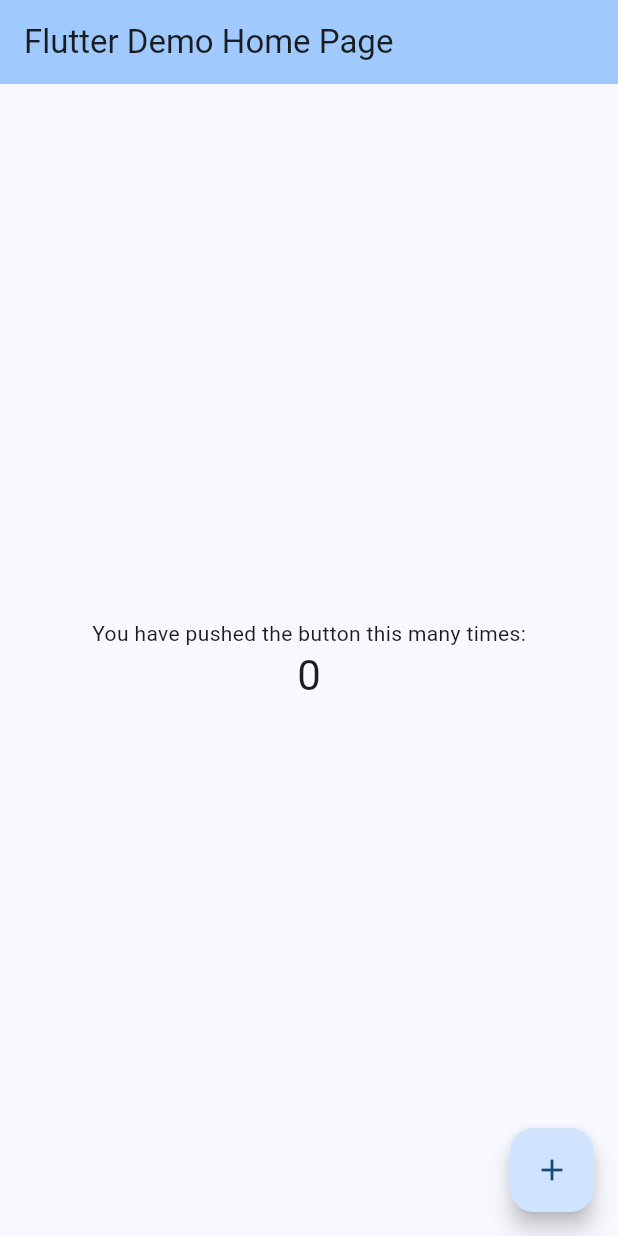
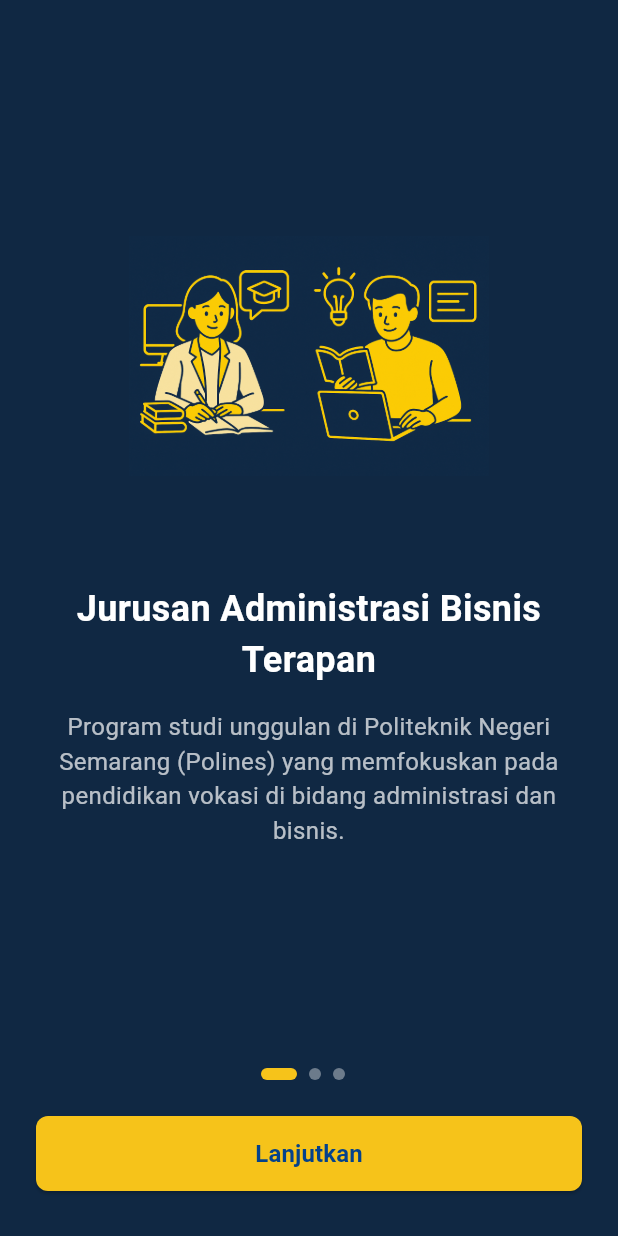
Before and after one commit to whyuhurtz/polines_app, a Flutter app: the screen it shows after launch, on a phone screen of 412 x 824 dp. Run offline on Flutter 3.47's test engine with Material 3 defaults, Android fonts, the phone set to English and light mode, and no system bars; our stand-ins replace google_nav_bar.

Commit message:
Tambah splash screen dan bottom navbar.

```diff
--- a/lib/main.dart
+++ b/lib/main.dart
@@ -1,4 +1,6 @@
 import 'package:flutter/material.dart';
+import 'package:polines_app/features/home/presentation/screens/home_screen.dart';
+import 'package:polines_app/presentation/screens/splash_screen.dart';
 
 void main() {
   runApp(const MyApp());
@@ -11,98 +13,19 @@
   @override
   Widget build(BuildContext context) {
     return MaterialApp(
+      debugShowCheckedModeBanner: false,
       title: 'Polines App',
       theme: ThemeData(
         colorScheme: ColorScheme.fromSeed(seedColor: Colors.blue),
         useMaterial3: true
       ),
-      home: const MyHomePage(title: 'Flutter Demo Home Page'),
+      home: const SplashScreen(),
+      routes: {
+        '/home': (context) => const HomeScreen(),
+        // '/jurusan': (context) => const JurusanScreen(),
+        // '/prodi': (context) => const ProdiScreen(),
+        // '/fasilitas': (context) => const FasilitasScreen(),
+      },
     );
   }
 }
-
-class MyHomePage extends StatefulWidget {
-  const MyHomePage({super.key, required this.title});
-
-  // This widget is the home page of your application. It is stateful, meaning
-  // that it has a State object (defined below) that contains fields that affect
-  // how it looks.
-
-  // This class is the configuration for the state. It holds the values (in this
-  // case the title) provided by the parent (in this case the App widget) and
-  // used by the build method of the State. Fields in a Widget subclass are
-  // always marked "final".
-
-  final String title;
-
-  @override
-  State<MyHomePage> createState() => _MyHomePageState();
-}
-
-class _MyHomePageState extends State<MyHomePage> {
-  int _counter = 0;
-
-  void _incrementCounter() {
-    setState(() {
-      // This call to setState tells the Flutter framework that something has
-      // changed in this State, which causes it to rerun the build method below
-      // so that the display can reflect the updated values. If we changed
-      // _counter without calling setState(), then the build method would not be
-      // called again, and so nothing would appear to happen.
-      _counter++;
-    });
-  }
-
-  @override
-  Widget build(BuildContext context) {
-    // This method is rerun every time setState is called, for instance as done
-    // by the _incrementCounter method above.
-    //
-    // The Flutter framework has been optimized to make rerunning build methods
-    // fast, so that you can just rebuild anything that needs updating rather
-    // than having to individually change instances of widgets.
-    return Scaffold(
-      appBar: AppBar(
-        // TRY THIS: Try changing the color here to a specific color (to
-        // Colors.amber, perhaps?) and trigger a hot reload to see the AppBar
-        // change color while the other colors stay the same.
-        backgroundColor: Theme.of(context).colorScheme.inversePrimary,
-        // Here we take the value from the MyHomePage object that was created by
-        // the App.build method, and use it to set our appbar title.
-        title: Text(widget.title),
-      ),
-      body: Center(
-        // Center is a layout widget. It takes a single child and positions it
-        // in the middle of the parent.
-        child: Column(
-          // Column is also a layout widget. It takes a list of children and
-          // arranges them vertically. By default, it sizes itself to fit its
-          // children horizontally, and tries to be as tall as its parent.
-          //
-          // Column has various properties to control how it sizes itself and
-          // how it positions its children. Here we use mainAxisAlignment to
-          // center the children vertically; the main axis here is the vertical
-          // axis because Columns are vertical (the cross axis would be
-          // horizontal).
-          //
-          // TRY THIS: Invoke "debug painting" (choose the "Toggle Debug Paint"
-          // action in the IDE, or press "p" in the console), to see the
-          // wireframe for each widget.
-          mainAxisAlignment: MainAxisAlignment.center,
-          children: <Widget>[
-            const Text('You have pushed the button this many times:'),
-            Text(
-              '$_counter',
-              style: Theme.of(context).textTheme.headlineMedium,
-            ),
-          ],
-        ),
-      ),
-      floatingActionButton: FloatingActionButton(
-        onPressed: _incrementCounter,
-        tooltip: 'Increment',
-        child: const Icon(Icons.add),
-      ), // This trailing comma makes auto-formatting nicer for build methods.
-    );
-  }
-}
--- /dev/null
+++ b/lib/presentation/screens/splash_screen.dart
@@ -0,0 +1,160 @@
+import 'package:flutter/material.dart';
+import 'package:polines_app/features/home/presentation/screens/home_screen.dart';
+
+class SplashScreen extends StatefulWidget {
+  const SplashScreen({super.key});
+
+  @override
+  State<SplashScreen> createState() => _SplashScreenState();
+}
+
+class _SplashScreenState extends State<SplashScreen> {
+  // Track which splash screen we are showing
+  int _currentSplashIndex = 0;
+
+  // List of splash contents
+  final List<Map<String, dynamic>> _splashData = [
+    {
+      'title': 'Jurusan Administrasi Bisnis Terapan',
+      'description': 'Program studi unggulan di Politeknik Negeri Semarang (Polines) yang memfokuskan pada pendidikan vokasi di bidang administrasi dan bisnis.',
+      'image': 'assets/images/splash_design1.png',
+      'buttonText': 'Lanjutkan'
+    },
+    {
+      'title': 'Lulusan Berkualitas',
+      'description': 'Menghasilkan lulusan yang siap kerja dengan kompetensi unggul di bidang administrasi bisnis, manajemen, dan keuangan.',
+      'image': 'assets/images/splash_design2.png',
+      'buttonText': 'Lanjutkan'
+    },
+    {
+      'title': 'Fasilitas Terbaik',
+      'description': 'Dilengkapi dengan laboratorium praktikum modern, studi bisnis, dan kerjasama dengan berbagai industri untuk pengembangan karir mahasiswa.',
+      'image': 'assets/images/splash_design1.png',
+      'buttonText': 'Buka Aplikasi'
+    },
+  ];
+
+  @override
+  Widget build(BuildContext context) {
+    return Scaffold(
+      backgroundColor: const Color(0xFF102843), // RGB(16,40,67)
+      body: SafeArea(
+        child: Column(
+          children: [
+            Expanded(
+              child: Padding(
+                padding: const EdgeInsets.symmetric(horizontal: 24.0),
+                child: Column(
+                  mainAxisAlignment: MainAxisAlignment.center,
+                  crossAxisAlignment: CrossAxisAlignment.center,
+                  children: [
+                    // Image
+                    Image.asset(
+                      _splashData[_currentSplashIndex]['image'],
+                      width: 240,
+                      height: 240,
+                      fit: BoxFit.contain,
+                    ),
+                    const SizedBox(height: 32),
+
+                    // Title
+                    Text(
+                      _splashData[_currentSplashIndex]['title'],
+                      style: const TextStyle(
+                        fontSize: 24,
+                        fontWeight: FontWeight.bold,
+                        color: Colors.white,
+                      ),
+                      textAlign: TextAlign.center,
+                    ),
+                    const SizedBox(height: 16),
+
+                    // Description
+                    Text(
+                      _splashData[_currentSplashIndex]['description'],
+                      style: const TextStyle(
+                        fontSize: 16,
+                        color: Colors.white70,
+                      ),
+                      textAlign: TextAlign.center,
+                    ),
+                  ],
+                ),
+              ),
+            ),
+
+            // Bottom navigation: dots and button
+            Container(
+              padding: const EdgeInsets.symmetric(horizontal: 24.0, vertical: 30.0),
+              child: Column(
+                children: [
+                  // Indicator dots
+                  Row(
+                    mainAxisAlignment: MainAxisAlignment.center,
+                    children: List.generate(
+                      _splashData.length,
+                      (index) => buildDot(index),
+                    ),
+                  ),
+                  const SizedBox(height: 24),
+
+                  // Button
+                  SizedBox(
+                    width: double.infinity,
+                    height: 50.0,
+                    child: ElevatedButton(
+                      onPressed: () {
+                        if (_currentSplashIndex < _splashData.length - 1) {
+                          setState(() {
+                            _currentSplashIndex++;
+                          });
+                        } else {
+                          // Navigate to Home when reaching the last splash screen
+                          Navigator.of(context).pushReplacement(
+                            MaterialPageRoute(
+                              builder: (context) => const HomeScreen(),
+                            ),
+                          );
+                        }
+                      },
+                      style: ElevatedButton.styleFrom(
+                        backgroundColor: const Color(0xFFF6C31A), // Polines yellow
+                        foregroundColor: const Color(0xFF04428B), // Polines blue
+                        shape: RoundedRectangleBorder(
+                          borderRadius: BorderRadius.circular(8),
+                        ),
+                      ),
+                      child: Text(
+                        _splashData[_currentSplashIndex]['buttonText'],
+                        style: const TextStyle(
+                          fontSize: 16,
+                          fontWeight: FontWeight.bold,
+                        ),
+                      ),
+                    ),
+                  ),
+                ],
+              ),
+            ),
+          ],
+        ),
+      ),
+    );
+  }
+
+  // Custom dot indicator
+  Widget buildDot(int index) {
+    return AnimatedContainer(
+      duration: const Duration(milliseconds: 200),
+      margin: const EdgeInsets.only(right: 8),
+      height: 8,
+      width: _currentSplashIndex == index ? 24 : 8,
+      decoration: BoxDecoration(
+        color: _currentSplashIndex == index
+            ? const Color(0xFFF6C31A) // Polines yellow for active dot
+            : Colors.white38, // Transparent white for inactive dots
+        borderRadius: BorderRadius.circular(4),
+      ),
+    );
+  }
+}
--- a/pubspec.yaml
+++ b/pubspec.yaml
@@ -1,5 +1,5 @@
 name: polines_app
-description: "Focuses on redesign the official website of Politeknik Negeri Semarang (Polines)"
+description: "Focuses on redesigning the official website of Politeknik Negeri Semarang (Polines)"
 publish_to: 'none' # Remove this line if you wish to publish to pub.dev
 version: 1.0.0-alpha.1+1
 
@@ -12,6 +12,7 @@
 
   cupertino_icons: ^1.0.8
   flutter_launcher_icons: ^0.14.3
+  google_nav_bar: ^5.0.7
 
 flutter_launcher_icons:
   android: true
```
Also changed, not shown: lib/features/home/domain/entities/news_entity.dart (added, +51 -0 lines), lib/features/home/presentation/screens/home_screen.dart (added, +61 -0 lines), lib/features/tentang-jurusan/domain/entities/tentangjurusan_entity.dart (added, +79 -0 lines), lib/presentation/widgets/bottom_navbar.dart (added, +72 -0 lines), assets/images/splash_design1.png (added), assets/images/splash_design2.png (added), lib/features/fasilitas/presentation/screens/fasilitas_screen.dart (added), lib/features/home/data/models/news_model.dart (added), lib/features/home/data/repositories/news_repository_impl.dart (added), lib/features/home/domain/repositories/news_repository.dart (added), lib/features/program-studi/presentation/screens/programstudi_screen.dart (added), lib/features/tentang-jurusan/data/models/tentangjurusan_model.dart (added), lib/features/tentang-jurusan/presentation/screens/tentangjurusan_screen.dart (added), pubspec.lock.
